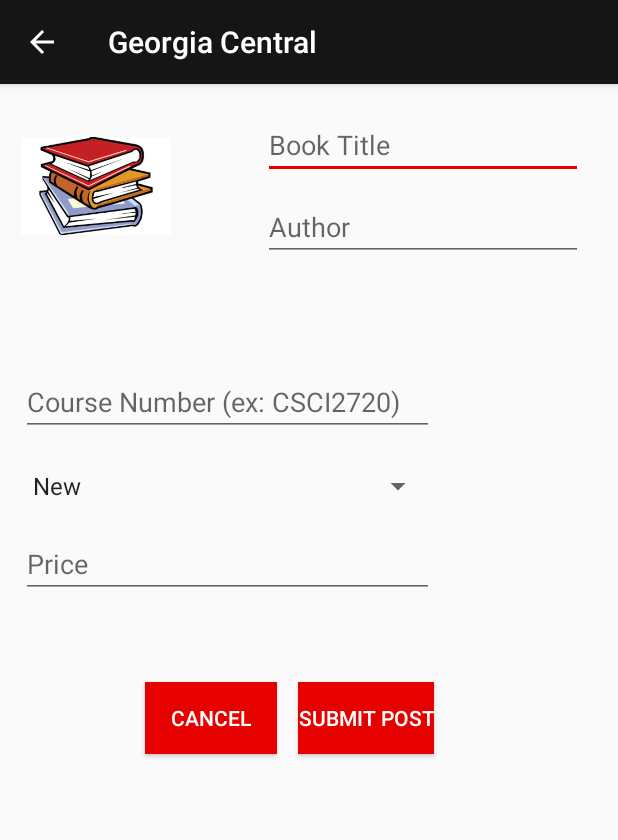
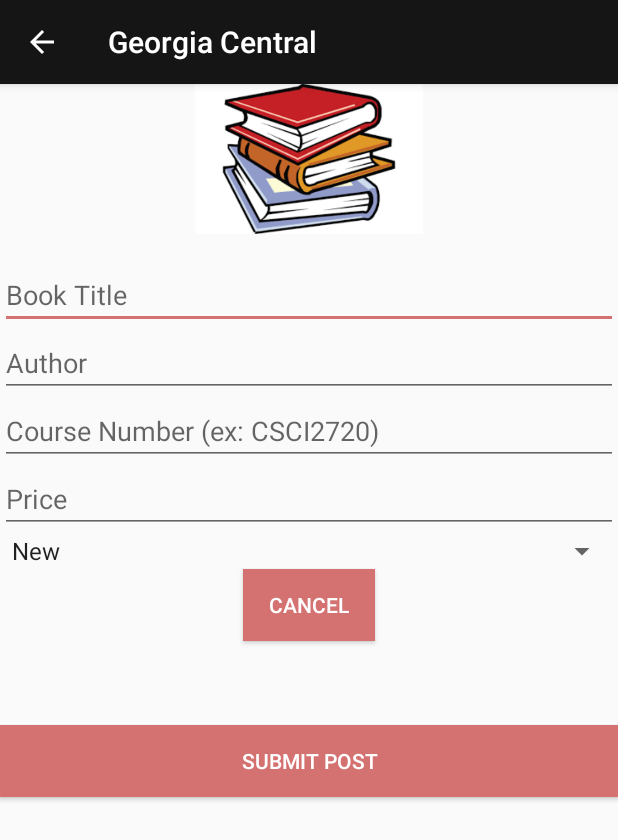
Before and after one commit to lakshay35/Georgia-Central, an Android app: the PostTextbook screen opened directly, with no data from a screen before it, on a phone screen of 412 x 824 dp. Shown: the top 840 px of the screen. Run offline under Robolectric (Android 15) with nearby library versions, the phone set to English and light mode, and no system bars.

Commit message:
Improved UI to the best of my ability

```diff
--- a/app/src/main/java/directedstudy/georgiacentral/Activities/TextBookDisplayAdapter.java
+++ b/app/src/main/java/directedstudy/georgiacentral/Activities/TextBookDisplayAdapter.java
@@ -14,6 +14,8 @@ import java.util.ArrayList;
 import directedstudy.georgiacentral.Objects.TextBookDisplay;
 import directedstudy.georgiacentral.R;
 import directedstudy.georgiacentral.Tables.TextBookPostSchema;
+
+import static directedstudy.georgiacentral.R.color.colorAccent;
 
 class TextBookDisplayAdapter extends ArrayAdapter<TextBookDisplay> implements Filterable {
 
@@ -48,6 +50,9 @@ class TextBookDisplayAdapter extends ArrayAdapter<TextBookDisplay> implements Fi
         tvCondition.setText("Condition: " + textBookDisplayItem.getCondition());
         tvPrice.setText("$" + price);
 
+        if(position % 2 == 0) {
+            convertView.setBackgroundColor(colorAccent);
+        }
         return convertView;
     }//getView
 
--- a/app/src/main/res/layout/activity_notifications.xml
+++ b/app/src/main/res/layout/activity_notifications.xml
@@ -37,7 +37,7 @@
         <Button
             android:id="@+id/submit"
             android:layout_width="match_parent"
-            android:layout_height="wrap_content"
+            android:layout_height="19dp"
             android:layout_gravity="center_vertical"
             android:layout_margin="5dp"
             android:layout_weight="1"
--- a/app/src/main/res/layout/activity_post_textbook.xml
+++ b/app/src/main/res/layout/activity_post_textbook.xml
@@ -6,29 +6,25 @@
     android:layout_height="match_parent"
     tools:context="directedstudy.georgiacentral.Activities.PostTextbook">
 
-    <RelativeLayout
+    <LinearLayout
         android:layout_width="match_parent"
         android:layout_height="match_parent"
-        tools:layout_editor_absoluteX="0dp"
-        tools:layout_editor_absoluteY="0dp"
-        tools:ignore="MissingConstraints">
+        android:orientation="vertical">
 
         <ImageView
             android:id="@+id/ivPicture"
-            android:layout_width="100dp"
+            android:layout_width="match_parent"
             android:layout_height="100dp"
             android:layout_alignParentStart="true"
             android:layout_alignTop="@+id/etBookTitle"
-            android:layout_marginStart="14dp"
             android:src="@drawable/book" />
 
         <EditText
             android:id="@+id/etBookTitle"
-            android:layout_width="wrap_content"
+            android:layout_width="match_parent"
             android:layout_height="wrap_content"
             android:layout_alignParentEnd="true"
             android:layout_alignParentTop="true"
-            android:layout_marginEnd="23dp"
             android:layout_marginTop="18dp"
             android:ems="10"
             android:hint="Book Title"
@@ -36,43 +32,39 @@
 
         <EditText
             android:id="@+id/etAuthor"
-            android:layout_width="wrap_content"
+            android:layout_width="match_parent"
             android:layout_height="wrap_content"
             android:layout_alignBottom="@+id/ivPicture"
             android:layout_alignStart="@+id/etBookTitle"
-            android:ems="10"
             android:hint="Author"
             android:inputType="textPersonName" />
 
         <EditText
             android:id="@+id/etCourseNumber"
-            android:layout_width="275dp"
+            android:layout_width="match_parent"
             android:layout_height="wrap_content"
             android:layout_alignStart="@+id/ivPicture"
             android:layout_below="@+id/etAuthor"
-            android:layout_marginTop="71dp"
             android:ems="10"
             android:hint="Course Number (ex: CSCI2720)"
-            android:inputType="textPersonName"/>
+            android:inputType="textPersonName" />
 
         <EditText
             android:id="@+id/etPrice"
-            android:layout_width="275dp"
+            android:layout_width="match_parent"
             android:layout_height="wrap_content"
             android:layout_alignStart="@+id/spCondition"
             android:layout_below="@+id/spCondition"
-            android:layout_marginTop="17dp"
             android:ems="10"
             android:hint="Price "
             android:inputType="numberDecimal" />
 
         <Spinner
             android:id="@+id/spCondition"
-            android:layout_width="275dp"
+            android:layout_width="match_parent"
             android:layout_height="wrap_content"
             android:layout_alignStart="@+id/etCourseNumber"
-            android:layout_below="@+id/etCourseNumber"
-            android:layout_marginTop="21dp" />
+            android:layout_below="@+id/etCourseNumber" />
 
         <Button
             android:id="@+id/btnCancel"
@@ -80,28 +72,28 @@
             android:layout_height="wrap_content"
             android:layout_alignBaseline="@+id/btnSubmit"
             android:layout_alignBottom="@+id/btnSubmit"
-            android:layout_marginEnd="14dp"
+            android:layout_gravity="center"
             android:layout_toStartOf="@+id/btnSubmit"
+            android:background="@color/colorAccent"
             android:onClick="onClickCancel"
             android:text="Cancel"
-            android:background="@color/colorAccent"
             android:textColor="@android:color/white" />
 
         <Button
             android:id="@+id/btnSubmit"
-            android:layout_width="wrap_content"
+            android:layout_width="match_parent"
             android:layout_height="wrap_content"
             android:layout_alignEnd="@+id/etPrice"
             android:layout_below="@+id/etPrice"
             android:layout_marginTop="56dp"
+            android:background="@color/colorAccent"
             android:onClick="onClickSubmit"
             android:text="Submit Post"
-            android:background="@color/colorAccent"
             android:textColor="@android:color/white" />
 
         <Button
             android:id="@+id/btnDelete"
-            android:layout_width="wrap_content"
+            android:layout_width="match_parent"
             android:layout_height="wrap_content"
             android:layout_alignParentBottom="true"
             android:layout_centerHorizontal="true"
@@ -110,5 +102,7 @@
             android:text="Delete"
             android:textColor="@android:color/white"
             android:visibility="invisible" />
-    </RelativeLayout>
+
+    </LinearLayout>
+
 </android.support.constraint.ConstraintLayout>
--- a/app/src/main/res/layout/activity_textbook_profile.xml
+++ b/app/src/main/res/layout/activity_textbook_profile.xml
@@ -40,6 +40,7 @@
             android:layout_below="@+id/tvBookTitle"
             android:layout_marginEnd="12dp"
             android:layout_marginTop="11dp"
+            android:background="@color/colorAccent"
             android:text="TextView"
             android:textAlignment="center"
             android:textSize="18sp" />
@@ -62,6 +63,7 @@
             android:layout_alignStart="@+id/tvCourseNumber"
             android:layout_below="@+id/tvCourseNumber"
             android:layout_marginTop="11dp"
+            android:background="@color/colorAccent"
             android:text="TextView"
             android:textAlignment="center"
             android:textSize="18sp" />
@@ -84,6 +86,7 @@
             android:layout_below="@+id/tvPrice"
             android:layout_marginTop="50dp"
             android:layout_toStartOf="@+id/tvAuthor"
+            android:background="@color/colorAccent"
             android:text="TextView"
             android:textAlignment="center"
             android:textSize="18sp" />
@@ -109,6 +112,7 @@
             android:layout_alignStart="@+id/tvEmail"
             android:layout_below="@+id/tvEmail"
             android:layout_marginTop="15dp"
+            android:background="@color/colorAccent"
             android:text="TextView"
             android:textAlignment="center"
             android:textSize="18sp" />
--- a/app/src/main/res/layout/activity_textbook_search.xml
+++ b/app/src/main/res/layout/activity_textbook_search.xml
@@ -15,6 +15,7 @@
             android:id="@+id/tvSort"
             android:layout_width="match_parent"
             android:layout_height="wrap_content"
+            android:padding="5dp"
             android:text="TextView"
             android:textSize="18sp"
             android:textStyle="bold"
--- a/app/src/main/res/layout/activity_user_post_list.xml
+++ b/app/src/main/res/layout/activity_user_post_list.xml
@@ -22,8 +22,8 @@
 
         <ListView
             android:id="@+id/lvUserPost"
-            android:layout_width="368dp"
-            android:layout_height="495dp"
+            android:layout_width="match_parent"
+            android:layout_height="match_parent"
             tools:ignore="MissingConstraints"
             tools:layout_editor_absoluteX="8dp"
             tools:layout_editor_absoluteY="8dp" />
--- a/app/src/main/res/values/colors.xml
+++ b/app/src/main/res/values/colors.xml
@@ -2,5 +2,5 @@
 <resources>
     <color name="colorPrimary">#151516</color>
     <color name="colorPrimaryDark">#000000</color>
-    <color name="colorAccent">#e60000</color>
+    <color name="colorAccent">#d47171</color>
 </resources>
```
Also changed, not shown: app/src/main/res/layout/adapter_textbook_display_list.xml (+16 -1 lines), app/src/main/res/layout/adapter_user_post_list.xml (+15 -2 lines).
